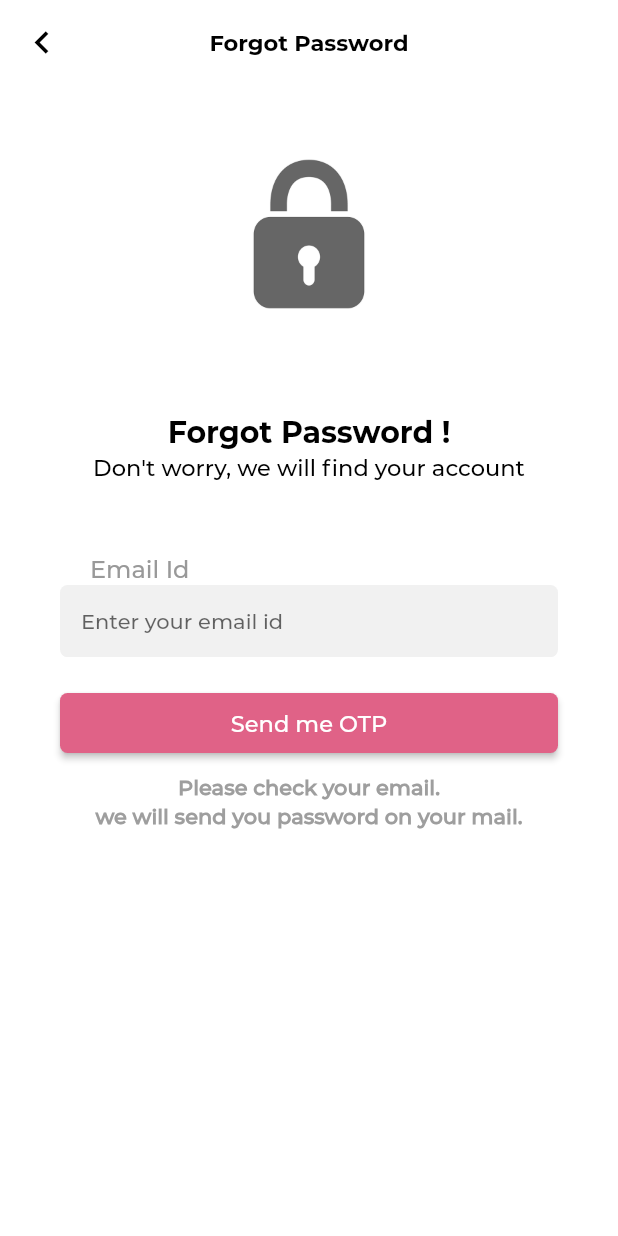
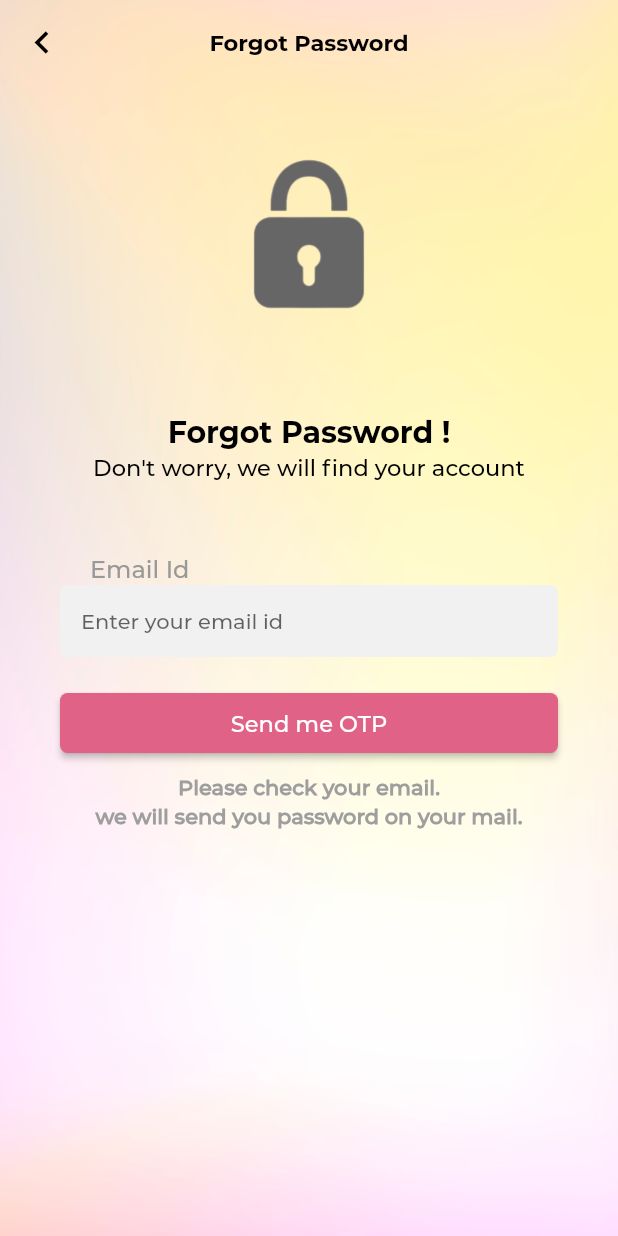
Before and after one commit to SafeLabsAnass/barber_frontend_app, a Flutter app: the ForgotPassword screen opened directly, on a phone screen of 412 x 824 dp. Run offline on Flutter 3.47's test engine with Material 2 defaults, Android fonts, the phone set to English and light mode, and no system bars; drawn by our look-alikes of modal_progress_hud_nsn; our stand-ins replace cached_network_image, carousel_slider, connectivity, dio, dotted_line, email_validator and 17 more; missing offline and left inert: connectivity_for_web, flutter_polyline_points, flutter_share, flutter_stripe, geolocator_web, image_picker_for_web and 4 more; accounts and stored records are empty; generated files the repository leaves out were written again.

Commit message:
modified otp & forgotPassword screens.

```diff
--- a/lib/screens/forgotpassword.dart
+++ b/lib/screens/forgotpassword.dart
@@ -50,9 +50,17 @@ class _ForgotPassword extends State<ForgotPassword> {
       progressIndicator: SpinKitFadingCircle(color: pinkColor),
       child: WillPopScope(
         onWillPop: _onWillPop,
+        child: Container(
+          decoration: new BoxDecoration(
+            image: new DecorationImage(
+              image:ExactAssetImage( DummyImage.loginBG) ,
+              fit: BoxFit.cover,
+              ),
+
+              ),
           child: Scaffold(
               resizeToAvoidBottomInset: true,
-            backgroundColor: whiteColor,
+              backgroundColor: Colors.transparent,
               appBar: AppBar(
                 leading: IconButton(
                   icon: Icon(
@@ -74,7 +82,7 @@ class _ForgotPassword extends State<ForgotPassword> {
                       fontWeight: FontWeight.w600),
                 ),
                 centerTitle: true,
-              backgroundColor: whiteColor,
+                backgroundColor: Colors.transparent,
                 elevation: 0.0,
               ),
               body: Form(
@@ -235,6 +243,7 @@ class _ForgotPassword extends State<ForgotPassword> {
                     ),
                   ])))),
         ),
+      ),
     );
   }
 
```
Also changed, not shown: lib/screens/otpscreen.dart (+11 -2 lines), images/forgotpassword.png. Lines whose indentation alone changed are shown as unchanged.
